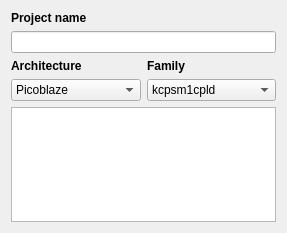
Old version of the form IDE/GUI/dialogs/projectcfg/projectcfg_general.ui in the repository AbyssAbbeba/MDS-picoblaze-AVR-ide.
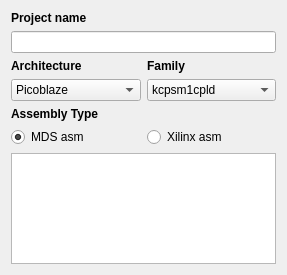
New version of the form.

Diff of the .ui file:
```diff
--- a/IDE/GUI/dialogs/projectcfg/projectcfg_general.ui
+++ b/IDE/GUI/dialogs/projectcfg/projectcfg_general.ui
@@ -7,13 +7,26 @@
     <x>0</x>
     <y>0</y>
     <width>287</width>
-    <height>233</height>
+    <height>275</height>
    </rect>
   </property>
   <property name="windowTitle">
    <string>Form</string>
   </property>
   <layout class="QGridLayout" name="gridLayout">
+   <item row="4" column="0">
+    <widget class="QLabel" name="label_2">
+     <property name="font">
+      <font>
+       <weight>75</weight>
+       <bold>true</bold>
+      </font>
+     </property>
+     <property name="text">
+      <string>Assembly Type</string>
+     </property>
+    </widget>
+   </item>
    <item row="0" column="0">
     <widget class="QLabel" name="label">
      <property name="font">
@@ -94,13 +107,30 @@
      </item>
     </widget>
    </item>
-   <item row="4" column="0" colspan="2">
+   <item row="6" column="0" colspan="2">
     <widget class="QTextEdit" name="teNotes">
      <property name="readOnly">
       <bool>true</bool>
      </property>
     </widget>
    </item>
+   <item row="5" column="0">
+    <widget class="QRadioButton" name="rbMDS">
+     <property name="text">
+      <string>MDS asm</string>
+     </property>
+     <property name="checked">
+      <bool>true</bool>
+     </property>
+    </widget>
+   </item>
+   <item row="5" column="1">
+    <widget class="QRadioButton" name="rbXilinx">
+     <property name="text">
+      <string>Xilinx asm</string>
+     </property>
+    </widget>
+   </item>
   </layout>
  </widget>
  <resources/>
```
